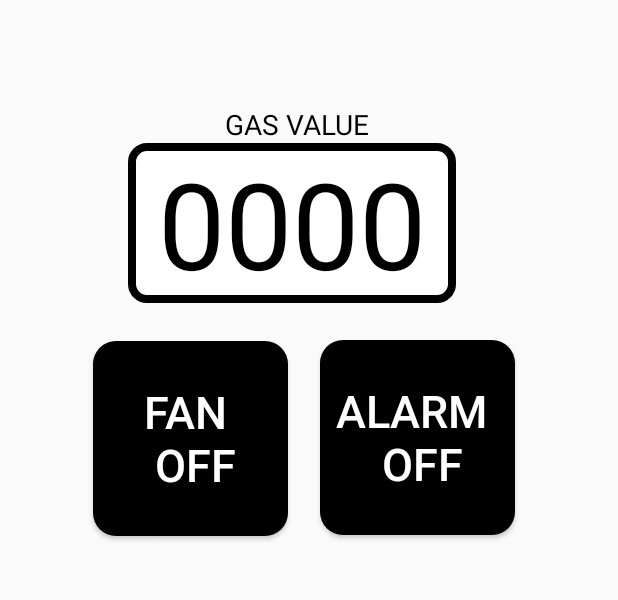
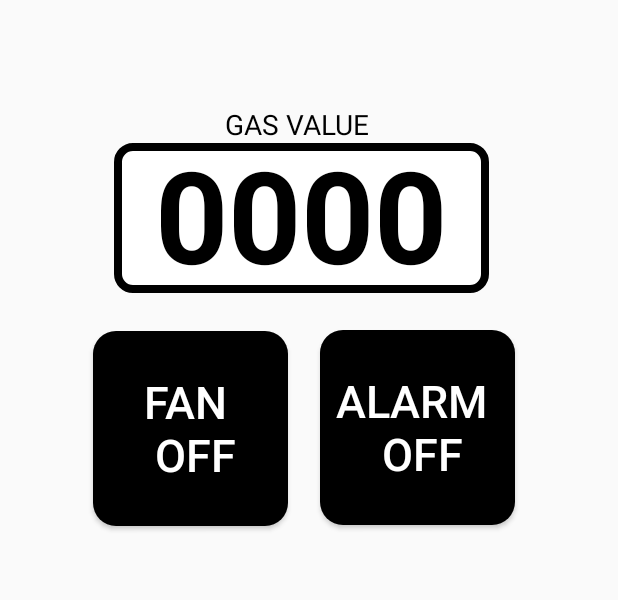
Before and after one commit to castreld/SIAGA, an Android app: the screen it shows after launch (MainActivity), on a phone screen of 412 x 824 dp, the part 456-1056 px from its top. Run offline under Robolectric (Android 15) with nearby library versions, the phone set to English and light mode, and no system bars.

```diff
--- a/app/src/main/res/layout/activity_main.xml
+++ b/app/src/main/res/layout/activity_main.xml
@@ -41,15 +41,28 @@
         android:layout_marginLeft="150dp"
         android:layout_marginTop="70dp"/>
 
-    <TextView
-        android:id="@+id/gasOut"
-        android:layout_width="wrap_content"
-        android:layout_height="wrap_content"
-        android:layout_marginLeft="85dp"
-        android:background="@drawable/border_rounded_black"
-        android:text=" 0000 "
-        android:textColor="@color/black"
-        android:textSize="80dp" />
+    <LinearLayout
+        android:layout_width="250dp"
+        android:layout_height="100dp"
+        android:layout_marginLeft="76dp"
+        android:orientation="vertical"
+        android:gravity="center"
+        android:textAlignment="center"
+        android:background="@drawable/border_rounded_black">
+
+        <TextView
+            android:layout_width="match_parent"
+            android:layout_height="match_parent"
+            android:text="0000"
+            android:textSize="85dp"
+            android:textAlignment="center"
+            android:layout_gravity="center"
+            android:gravity="center"
+            android:textColor="@color/black"
+            android:textStyle="bold"
+            android:layout_marginTop="-10dp"/>
+
+    </LinearLayout>
 
     <Button
         android:id="@+id/fanButton"
```
